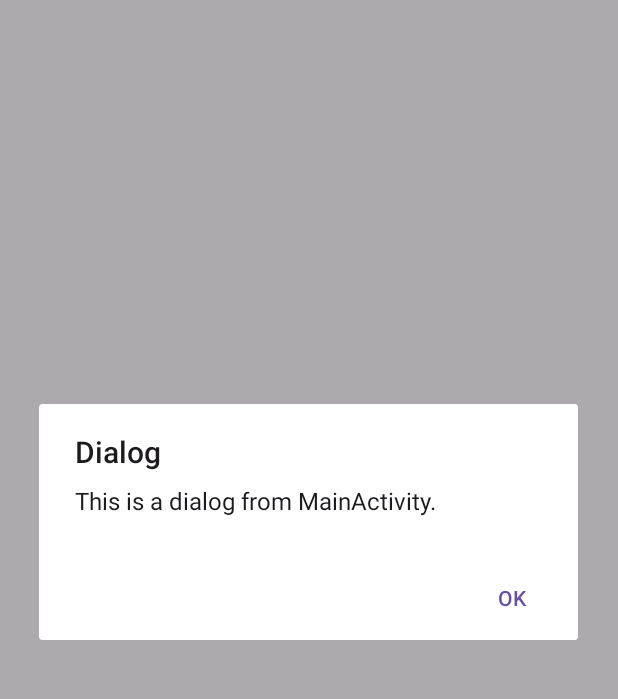
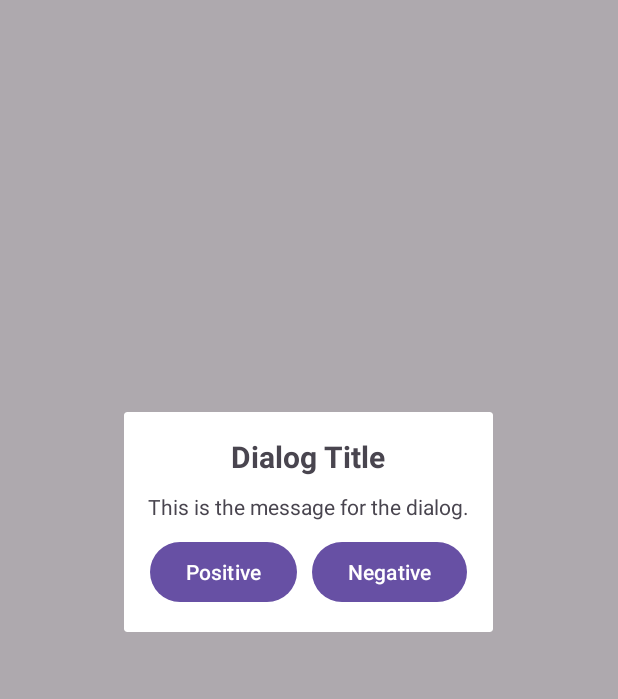
Before and after one commit to jbmortalla/Mortalla_JB_730FRI_AND, an Android app: the screen it shows after launch (MainActivity), after a tap on "Open Dialog", on a phone screen of 412 x 824 dp, the part 96-795 px from its top. Run offline under Robolectric (Android 15) with nearby library versions, the phone set to English and light mode, and no system bars.

Commit message:
Menu Activity

```diff
--- a/app/src/main/java/com/eldroid/menu/MainActivity.java
+++ b/app/src/main/java/com/eldroid/menu/MainActivity.java
@@ -1,12 +1,9 @@
 package com.eldroid.menu;
 
-import android.content.DialogInterface;
 import android.os.Bundle;
-import android.util.Log;
 import android.view.Menu;
 import android.view.MenuItem;
 
-import androidx.appcompat.app.AlertDialog;
 import androidx.appcompat.app.AppCompatActivity;
 import androidx.appcompat.widget.Toolbar;
 import androidx.fragment.app.FragmentTransaction;
@@ -33,6 +30,7 @@ public class MainActivity extends AppCompatActivity {
         int itemId = item.getItemId();
 
         if (itemId == R.id.action_fragment) {
+            // Replace the current fragment with NewFragment
             FragmentTransaction transaction = getSupportFragmentManager().beginTransaction();
             transaction.replace(R.id.fragment_container, new NewFragment());
             transaction.addToBackStack(null);
@@ -40,10 +38,12 @@ public class MainActivity extends AppCompatActivity {
             return true;
 
         } else if (itemId == R.id.action_dialog) {
-            showDialog();
+            // Show the DialogFragment
+            showMyDialogFragment();
             return true;
 
         } else if (itemId == R.id.action_exit) {
+            // Exit the app
             finish();
             return true;
 
@@ -52,11 +52,8 @@ public class MainActivity extends AppCompatActivity {
         }
     }
 
-    private void showDialog() {
-        AlertDialog.Builder builder = new AlertDialog.Builder(this);
-        builder.setTitle("Dialog")
-                .setMessage("This is a dialog from MainActivity.")
-                .setPositiveButton("OK", (dialog, id) -> dialog.dismiss());
-        builder.create().show();
+    private void showMyDialogFragment() {
+        MyDialogFragment dialogFragment = new MyDialogFragment();
+        dialogFragment.show(getSupportFragmentManager(), "dialog");
     }
 }
--- /dev/null
+++ b/app/src/main/java/com/eldroid/menu/MyDialogFragment.java
@@ -0,0 +1,45 @@
+package com.eldroid.menu;
+
+import android.os.Bundle;
+import android.view.LayoutInflater;
+import android.view.View;
+import android.view.ViewGroup;
+import android.widget.Button;
+import android.widget.TextView;
+
+import androidx.annotation.NonNull;
+import androidx.annotation.Nullable;
+import androidx.fragment.app.DialogFragment;
+import androidx.fragment.app.FragmentTransaction;
+
+public class MyDialogFragment extends DialogFragment {
+    @Nullable
+    @Override
+    public View onCreateView(@NonNull LayoutInflater inflater, @Nullable ViewGroup container,
+                             Bundle savedInstanceState) {
+        // Inflate the dialog layout
+        View view = inflater.inflate(R.layout.fragment_dialog, container, false);
+
+        TextView dialogTitle = view.findViewById(R.id.dialogTitle);
+        TextView dialogMessage = view.findViewById(R.id.dialogMessage);
+        Button positiveButton = view.findViewById(R.id.positiveButton);
+        Button negativeButton = view.findViewById(R.id.negativeButton);
+
+        dialogTitle.setText("Dialog Title");
+        dialogMessage.setText("This is the message for the dialog.");
+
+        positiveButton.setOnClickListener(v -> {
+            FragmentTransaction transaction = getParentFragmentManager().beginTransaction();
+            transaction.replace(R.id.fragment_container, new NewFragment()); // Replace with NewFragment
+            transaction.addToBackStack(null);
+            transaction.commit();
+            dismiss(); // Dismiss the dialog after action
+        });
+
+        negativeButton.setOnClickListener(v -> {
+            requireActivity().finish(); // Close the app
+        });
+
+        return view; // Return the inflated view
+    }
+}
--- /dev/null
+++ b/app/src/main/res/layout/fragment_dialog.xml
@@ -0,0 +1,44 @@
+<?xml version="1.0" encoding="utf-8"?>
+<LinearLayout xmlns:android="http://schemas.android.com/apk/res/android"
+    android:layout_width="match_parent"
+    android:layout_height="wrap_content"
+    android:orientation="vertical"
+    android:padding="16dp">
+
+    <TextView
+        android:id="@+id/dialogTitle"
+        android:layout_width="wrap_content"
+        android:layout_height="wrap_content"
+        android:text="Dialog Title"
+        android:textSize="20sp"
+        android:textStyle="bold"
+        android:layout_gravity="center" />
+
+    <TextView
+        android:id="@+id/dialogMessage"
+        android:layout_width="wrap_content"
+        android:layout_height="wrap_content"
+        android:text="This is the message for the dialog."
+        android:layout_marginTop="10dp" />
+
+    <LinearLayout
+        android:layout_width="match_parent"
+        android:layout_height="wrap_content"
+        android:orientation="horizontal"
+        android:layout_marginTop="10dp"
+        android:gravity="center">
+
+        <Button
+            android:id="@+id/positiveButton"
+            android:layout_width="wrap_content"
+            android:layout_height="wrap_content"
+            android:layout_marginRight="10dp"
+            android:text="Positive" />
+
+        <Button
+            android:id="@+id/negativeButton"
+            android:layout_width="wrap_content"
+            android:layout_height="wrap_content"
+            android:text="Negative" />
+    </LinearLayout>
+</LinearLayout>
```
